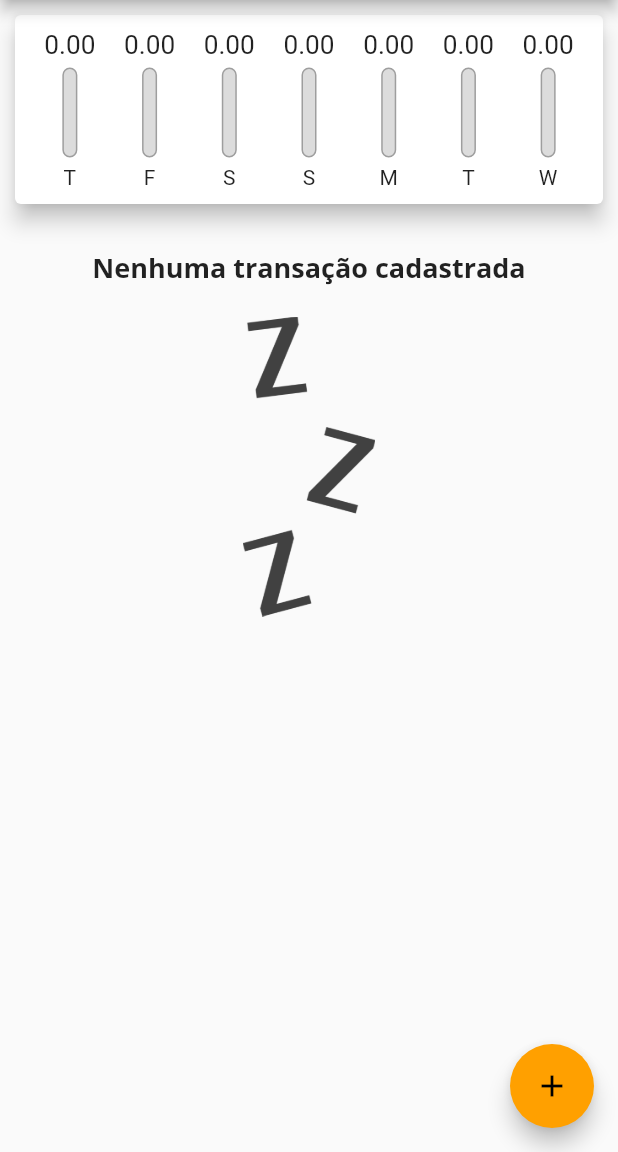
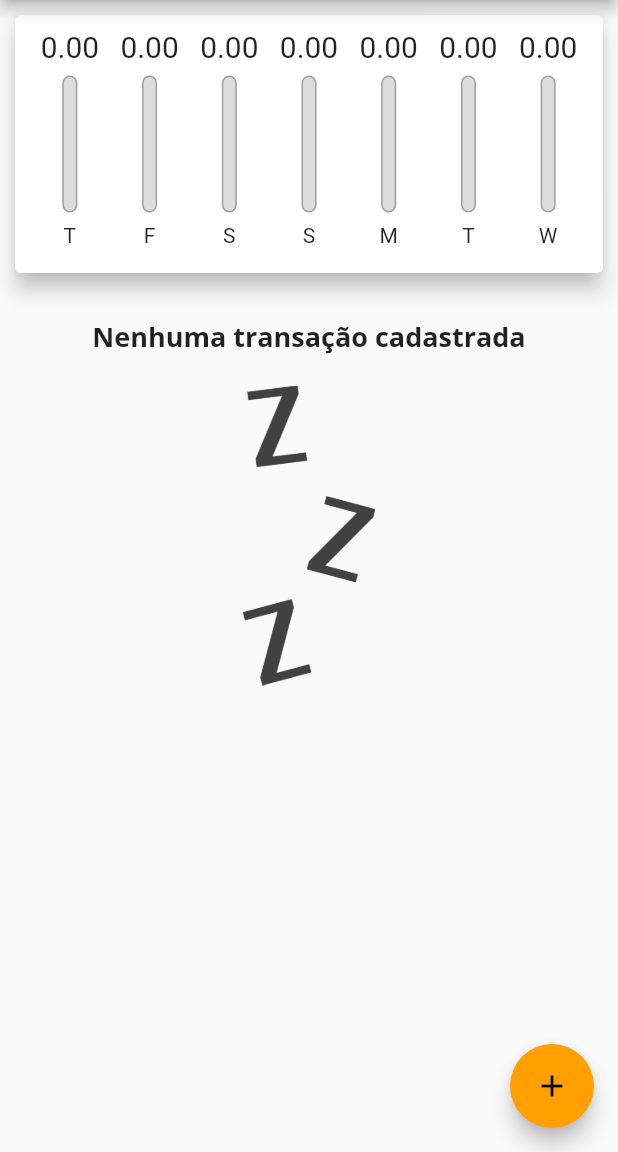
Before and after one commit to diegojaldim/expenses_app, a Flutter app: the screen it shows after launch, on a phone screen of 412 x 824 dp, the part 84-1236 px from its top. Run offline on Flutter 3.47's test engine with Material 2 defaults, Android fonts, the phone set to English and light mode, and no system bars.

Commit message:
Add component responsivity

```diff
--- a/lib/components/chart_bar.dart
+++ b/lib/components/chart_bar.dart
@@ -16,17 +16,24 @@ class ChartBar extends StatelessWidget {
 
   @override
   Widget build(BuildContext context) {
+    return LayoutBuilder(
+      builder: (ctx, constraints) {
         return Column(
           children: <Widget>[
             Container(
-          height: 20,
-          child: FittedBox(child: Text('${value.toStringAsFixed(2)}')),
+              height: constraints.maxHeight * 0.15,
+              child: FittedBox(
+                child: Text('${value.toStringAsFixed(2)}'),
               ),
-        SizedBox(height: 5),
+            ),
+            SizedBox(
+              height: constraints.maxHeight * 0.05,
+            ),
             Container(
-          height: 60,
+              height: constraints.maxHeight * 0.6,
               width: 10,
-          child: Stack(alignment: Alignment.bottomCenter, children: <Widget>[
+              child:
+                  Stack(alignment: Alignment.bottomCenter, children: <Widget>[
                 Container(
                   decoration: BoxDecoration(
                     border: Border.all(
@@ -48,9 +55,16 @@ class ChartBar extends StatelessWidget {
                 ),
               ]),
             ),
-        SizedBox(height: 5),
-        Text(label)
+            SizedBox(
+              height: constraints.maxHeight * 0.05,
+            ),
+            Container(
+              height: constraints.maxHeight * 0.15,
+              child: Text(label),
+            )
           ],
+        );
+      },
     );
   }
 }
--- a/lib/components/transaction_list.dart
+++ b/lib/components/transaction_list.dart
@@ -13,7 +13,7 @@ class TransactionList extends StatelessWidget {
   @override
   Widget build(BuildContext context) {
     return Container(
-      height: 400,
+      height: MediaQuery.of(context).size.height * 0.5,
       child: transactions.isEmpty
           ? Column(
               children: <Widget>[
--- a/lib/main.dart
+++ b/lib/main.dart
@@ -89,8 +89,7 @@ class _MyHomePageState extends State<MyHomePage> {
 
   @override
   Widget build(BuildContext context) {
-    return Scaffold(
-      appBar: AppBar(
+    final appBar = AppBar(
       title: const Text('Despesas Pessoais'),
       actions: [
         IconButton(
@@ -100,13 +99,26 @@ class _MyHomePageState extends State<MyHomePage> {
           icon: const Icon(Icons.add),
         )
       ],
-      ),
+    );
+
+    final availableHeight = MediaQuery.of(context).size.height -
+        appBar.preferredSize.height -
+        MediaQuery.of(context).padding.top;
+
+    return Scaffold(
+      appBar: appBar,
       body: SingleChildScrollView(
         child: Column(
           crossAxisAlignment: CrossAxisAlignment.stretch,
           children: <Widget>[
-            Chart(_recentTransactions),
-            TransactionList(_transactions, _removeTransaction),
+            Container(
+              height: availableHeight * 0.25,
+              child: Chart(_recentTransactions),
+            ),
+            Container(
+              height: availableHeight * 0.75,
+              child: TransactionList(_transactions, _removeTransaction),
+            ),
           ],
         ),
       ),
```
Lines whose indentation alone changed are shown as unchanged.
